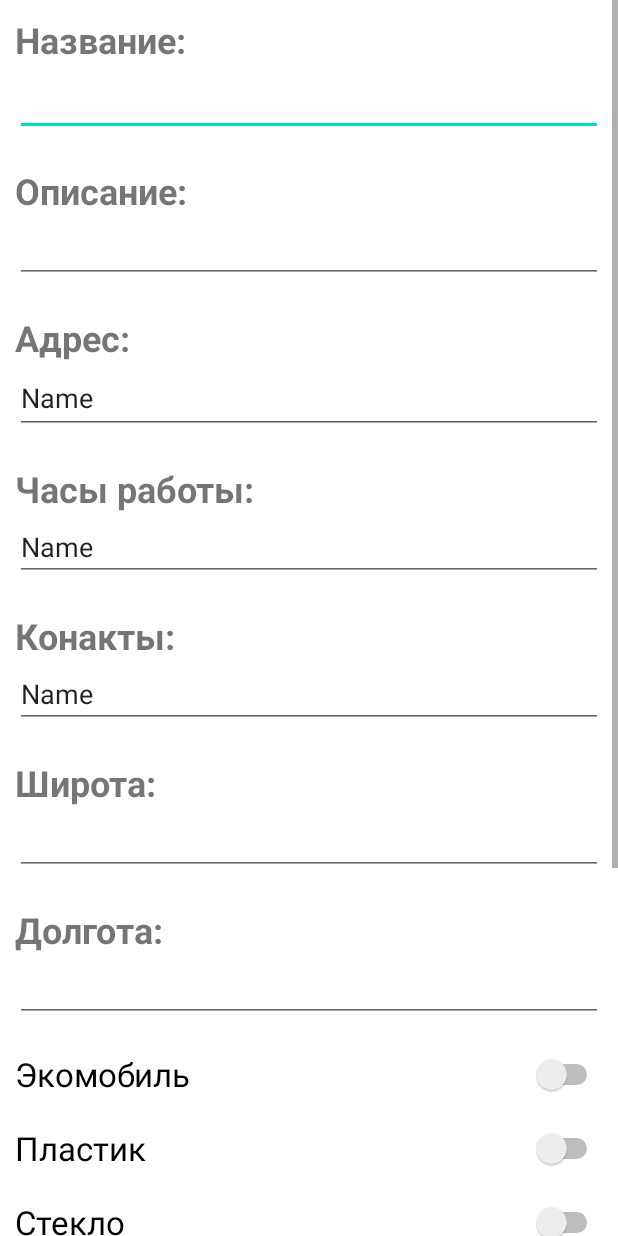
After one commit to grigoriymirosedi/ReMap-Draft, an Android app: the layout activity_edit_map_item.xml on its own in the app's theme, with its tools: preview values and no code run, on a phone screen of 412 x 824 dp. The commit adds this screen. Run offline under Robolectric (Android 15) with nearby library versions, the phone set to English and light mode, and no system bars.

Commit message:
Добавлена возможность изменять данные во вкладке "Карта"

```diff
--- a/remap_admin/src/main/AndroidManifest.xml
+++ b/remap_admin/src/main/AndroidManifest.xml
@@ -9,7 +9,7 @@
         android:supportsRtl="true"
         android:theme="@style/Theme.ReMap">
         <activity
-            android:name=".presentation.activities.MapItemActivity"
+            android:name=".presentation.activities.EditMapItemActivity"
             android:exported="false">
             <meta-data
                 android:name="android.app.lib_name"
--- a/remap_admin/src/main/java/com/example/remap_admin/data/MapListRepositoryImpl.kt
+++ b/remap_admin/src/main/java/com/example/remap_admin/data/MapListRepositoryImpl.kt
@@ -9,7 +9,7 @@ import com.google.firebase.database.*
 
 object MapListRepositoryImpl: MapListRepository {
 
-    private val mDatabaseRef: DatabaseReference = FirebaseDatabase.getInstance().getReference("Properties")
+    private val mDatabaseRef: DatabaseReference = FirebaseDatabase.getInstance().getReference("Test")
 
     private val mapListLD = MutableLiveData<List<MapItem>>()
     private val mapList = ArrayList<MapItem>()
@@ -49,6 +49,7 @@ object MapListRepositoryImpl: MapListRepository {
     private fun getData() {
         mDatabaseRef.addValueEventListener(object: ValueEventListener {
             override fun onDataChange(dataSnapshot: DataSnapshot){
+                mapList.clear()
                 for (ds in dataSnapshot.children){
                     var mapItem = ds.getValue(MapItem::class.java)
                     mapList.add(mapItem!!)
--- /dev/null
+++ b/remap_admin/src/main/res/drawable/ic_baseline_add_circle_24.xml
@@ -0,0 +1,5 @@
+<vector android:height="48dp" android:tint="#6D14EF"
+    android:viewportHeight="24" android:viewportWidth="24"
+    android:width="48dp" xmlns:android="http://schemas.android.com/apk/res/android">
+    <path android:fillColor="@android:color/white" android:pathData="M12,2C6.48,2 2,6.48 2,12s4.48,10 10,10 10,-4.48 10,-10S17.52,2 12,2zM17,13h-4v4h-2v-4L7,13v-2h4L11,7h2v4h4v2z"/>
+</vector>
--- /dev/null
+++ b/remap_admin/src/main/res/layout/activity_edit_map_item.xml
@@ -0,0 +1,220 @@
+<?xml version="1.0" encoding="utf-8"?>
+<androidx.constraintlayout.widget.ConstraintLayout xmlns:android="http://schemas.android.com/apk/res/android"
+    xmlns:app="http://schemas.android.com/apk/res-auto"
+    xmlns:tools="http://schemas.android.com/tools"
+    android:layout_width="match_parent"
+    android:layout_height="match_parent"
+    tools:context=".presentation.activities.EditMapItemActivity">
+
+    <ScrollView
+        android:layout_width="match_parent"
+        android:layout_height="match_parent"
+        app:layout_constraintBottom_toBottomOf="parent"
+        app:layout_constraintEnd_toEndOf="parent"
+        app:layout_constraintHorizontal_bias="0.5"
+        app:layout_constraintStart_toStartOf="parent"
+        app:layout_constraintTop_toTopOf="parent"
+        app:layout_constraintVertical_bias="0.5">
+
+        <LinearLayout
+            android:layout_width="match_parent"
+            android:layout_height="wrap_content"
+            android:layout_margin="10dp"
+            android:orientation="vertical"
+            android:showDividers="none">
+
+            <TextView
+                android:id="@+id/tv_map_item_title"
+                android:layout_width="match_parent"
+                android:layout_height="wrap_content"
+                android:text="Название:"
+                android:textSize="24sp"
+                android:textStyle="bold" />
+
+            <EditText
+                android:id="@+id/et_map_item_title"
+                android:layout_width="match_parent"
+                android:layout_height="wrap_content"
+                android:layout_marginBottom="20dp"
+                android:ems="10"
+                android:inputType="textMultiLine"
+                android:minHeight="48dp" />
+
+            <TextView
+                android:id="@+id/tv_map_item_description"
+                android:layout_width="match_parent"
+                android:layout_height="wrap_content"
+                android:text="Описание:"
+                android:textSize="24sp"
+                android:textStyle="bold" />
+
+            <EditText
+                android:id="@+id/et_map_item_description"
+                android:layout_width="match_parent"
+                android:layout_height="match_parent"
+                android:layout_marginBottom="20dp"
+                android:ems="10"
+                android:inputType="textMultiLine" />
+
+            <TextView
+                android:id="@+id/tv_map_item_adress"
+                android:layout_width="match_parent"
+                android:layout_height="wrap_content"
+                android:text="Адрес:"
+                android:textSize="24sp"
+                android:textStyle="bold" />
+
+            <EditText
+                android:id="@+id/et_map_item_adress"
+                android:layout_width="match_parent"
+                android:layout_height="wrap_content"
+                android:layout_marginBottom="20dp"
+                android:ems="10"
+                android:inputType="textMultiLine"
+                android:minHeight="48dp"
+                android:text="Name" />
+
+            <TextView
+                android:id="@+id/tv_map_item_office_hours"
+                android:layout_width="match_parent"
+                android:layout_height="wrap_content"
+                android:text="Часы работы:"
+                android:textSize="24sp"
+                android:textStyle="bold" />
+
+            <EditText
+                android:id="@+id/et_map_item_office_hours"
+                android:layout_width="match_parent"
+                android:layout_height="wrap_content"
+                android:layout_marginBottom="20dp"
+                android:ems="10"
+                android:inputType="textMultiLine"
+                android:text="Name" />
+
+            <TextView
+                android:id="@+id/tv_map_item_contacts"
+                android:layout_width="match_parent"
+                android:layout_height="wrap_content"
+                android:text="Конакты:"
+                android:textSize="24sp"
+                android:textStyle="bold" />
+
+            <EditText
+                android:id="@+id/et_map_item_contacts"
+                android:layout_width="match_parent"
+                android:layout_height="wrap_content"
+                android:layout_marginBottom="20dp"
+                android:ems="10"
+                android:inputType="textMultiLine"
+                android:text="Name" />
+
+            <TextView
+                android:id="@+id/tv_map_item_latitude"
+                android:layout_width="match_parent"
+                android:layout_height="wrap_content"
+                android:text="Широта:"
+                android:textSize="24sp"
+                android:textStyle="bold" />
+
+            <EditText
+                android:id="@+id/et_map_item_latitude"
+                android:layout_width="match_parent"
+                android:layout_height="wrap_content"
+                android:layout_marginBottom="20dp"
+                android:ems="10"
+                android:inputType="numberDecimal" />
+
+            <TextView
+                android:id="@+id/tv_map_item_longitude"
+                android:layout_width="match_parent"
+                android:layout_height="wrap_content"
+                android:text="Долгота:"
+                android:textSize="24sp"
+                android:textStyle="bold" />
+
+            <EditText
+                android:id="@+id/et_map_item_longitude"
+                android:layout_width="match_parent"
+                android:layout_height="wrap_content"
+                android:layout_marginBottom="20dp"
+                android:ems="10"
+                android:inputType="numberDecimal" />
+
+            <Switch
+                android:id="@+id/switch_map_item_ecomob"
+                android:layout_width="match_parent"
+                android:layout_height="wrap_content"
+                android:layout_marginBottom="20dp"
+                android:text="Экомобиль"
+                android:textSize="22sp" />
+
+            <Switch
+                android:id="@+id/switch_map_item_plastic"
+                android:layout_width="match_parent"
+                android:layout_height="wrap_content"
+                android:layout_marginBottom="20dp"
+                android:text="Пластик"
+                android:textSize="22sp" />
+
+            <Switch
+                android:id="@+id/switch_map_item_glass"
+                android:layout_width="match_parent"
+                android:layout_height="wrap_content"
+                android:layout_marginBottom="20dp"
+                android:text="Стекло"
+                android:textSize="22sp" />
+
+            <Switch
+                android:id="@+id/switch_map_item_paper"
+                android:layout_width="match_parent"
+                android:layout_height="wrap_content"
+                android:layout_marginBottom="20dp"
+                android:text="Бумага"
+                android:textSize="22sp" />
+
+            <Switch
+                android:id="@+id/switch_map_item_batteries"
+                android:layout_width="match_parent"
+                android:layout_height="wrap_content"
+                android:layout_marginBottom="20dp"
+                android:text="Батарейки"
+                android:textSize="22sp" />
+
+            <Switch
+                android:id="@+id/switch_map_item_clothes"
+                android:layout_width="match_parent"
+                android:layout_height="wrap_content"
+                android:layout_marginBottom="20dp"
+                android:text="Одежда"
+                android:textSize="22sp" />
+
+
+            <Switch
+                android:id="@+id/switch_map_item_lamps"
+                android:layout_width="match_parent"
+                android:layout_height="wrap_content"
+                android:layout_marginBottom="20dp"
+                android:text="Лампочки"
+                android:textSize="22sp" />
+
+            <Switch
+                android:id="@+id/switch_map_item_metal"
+                android:layout_width="match_parent"
+                android:layout_height="wrap_content"
+                android:layout_marginBottom="20dp"
+                android:text="Метал"
+                android:textSize="22sp" />
+
+            <Button
+                android:id="@+id/map_item_apply_button"
+                android:layout_width="match_parent"
+                android:layout_height="wrap_content"
+                android:layout_marginBottom="30dp"
+                android:text="Применить изменения"
+                android:textSize="18sp" />
+
+        </LinearLayout>
+    </ScrollView>
+
+
+</androidx.constraintlayout.widget.ConstraintLayout>
```
Also changed, not shown: remap_admin/src/main/java/com/example/remap_admin/presentation/activities/AddMapItemActivity.kt (added, +12 -0 lines), remap_admin/src/main/java/com/example/remap_admin/presentation/activities/EditMapItemActivity.kt (added, +130 -0 lines), remap_admin/src/main/java/com/example/remap_admin/presentation/activities/MapItemActivity.kt (deleted, +0 -29 lines), remap_admin/src/main/java/com/example/remap_admin/presentation/fragments/MapFragment.kt (+6 -5 lines), remap_admin/src/main/res/layout/activity_add_map_item.xml (added, +220 -0 lines), remap_admin/src/main/res/layout/activity_map_item.xml (deleted, +0 -38 lines), remap_admin/src/main/res/layout/fragment_map.xml (+15 -2 lines).
